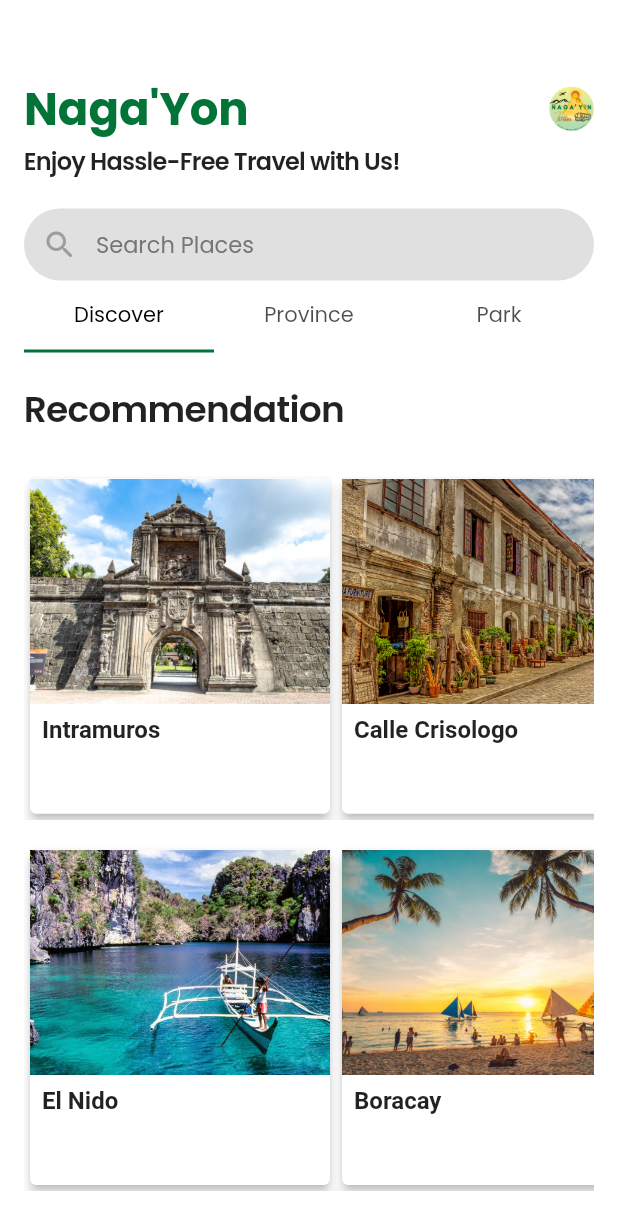
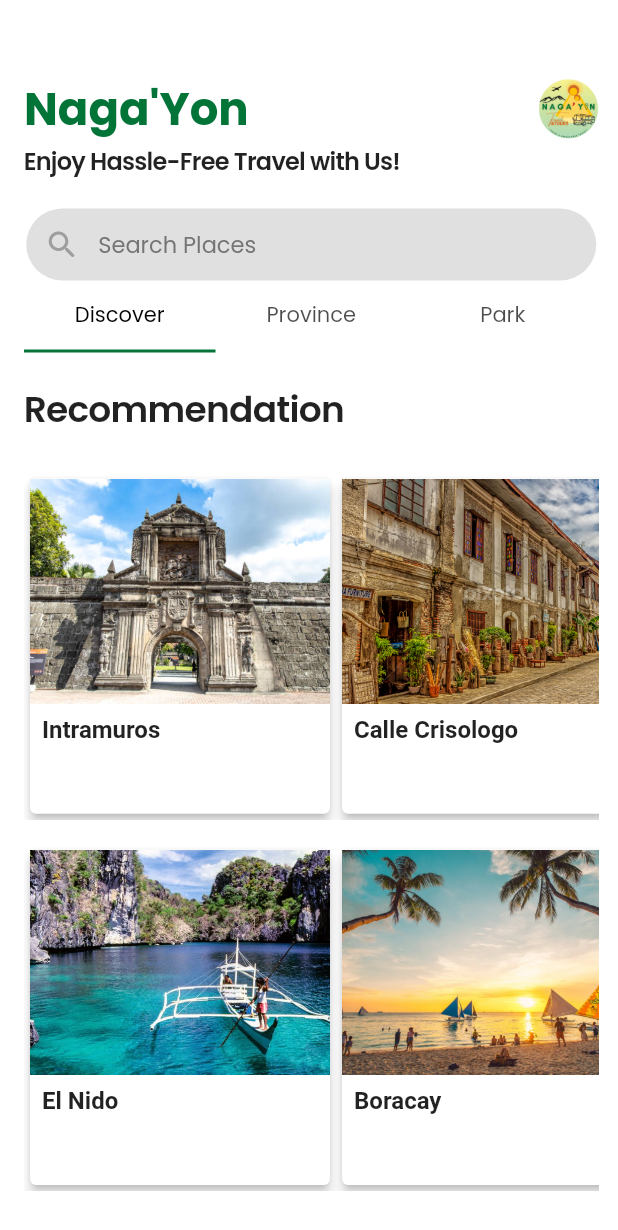
Before and after one commit to eenlpe1/Naga-Yon, a Flutter app: the screen it shows after launch, on a phone screen of 412 x 824 dp. Shown: the top 1230 px of the screen. Run offline on Flutter 3.47's test engine with Material 2 defaults, Android fonts, the phone set to English and light mode, and no system bars; network calls fail.

Commit message:
Update Drawer

```diff
--- a/lib/screens/homescreen.dart
+++ b/lib/screens/homescreen.dart
@@ -87,7 +87,7 @@ class _HomeScreenState extends State<HomeScreen>
       key: _scaffoldKey,
       backgroundColor: Colors.white,
       body: Padding(
-        padding: const EdgeInsets.fromLTRB(16, 50, 16, 0),
+        padding: const EdgeInsets.fromLTRB(16, 50, 13, 0),
         child: Column(
           children: [
             Row(
@@ -106,8 +106,8 @@ class _HomeScreenState extends State<HomeScreen>
                     _scaffoldKey.currentState?.openEndDrawer();
                   },
                   child: Container(
-                    width: 30,
-                    height: 30,
+                    width: 40,
+                    height: 40,
                     margin: const EdgeInsets.only(right: 0.0),
                     decoration: BoxDecoration(
                       borderRadius: BorderRadius.circular(5.0),
@@ -228,16 +228,18 @@ class _HomeScreenState extends State<HomeScreen>
         child: ListView(
           padding: EdgeInsets.zero,
           children: [
-            const DrawerHeader(
-              decoration: BoxDecoration(
-                color: Color(0xFF027438),
+            Container(
+              decoration: const BoxDecoration(
+                image: DecorationImage(
+                  image: AssetImage('assets/images/icon.png'),
+                  fit: BoxFit.cover,
+                  opacity: 0.8,
+                ),
               ),
-              child: Text(
-                'Filters',
-                style: TextStyle(
-                  color: Colors.white,
-                  fontSize: 24,
-                  fontWeight: FontWeight.bold,
+              child: DrawerHeader(
+                child: Column(
+                  crossAxisAlignment: CrossAxisAlignment.start,
+                  children: const [],
                 ),
               ),
             ),
```
